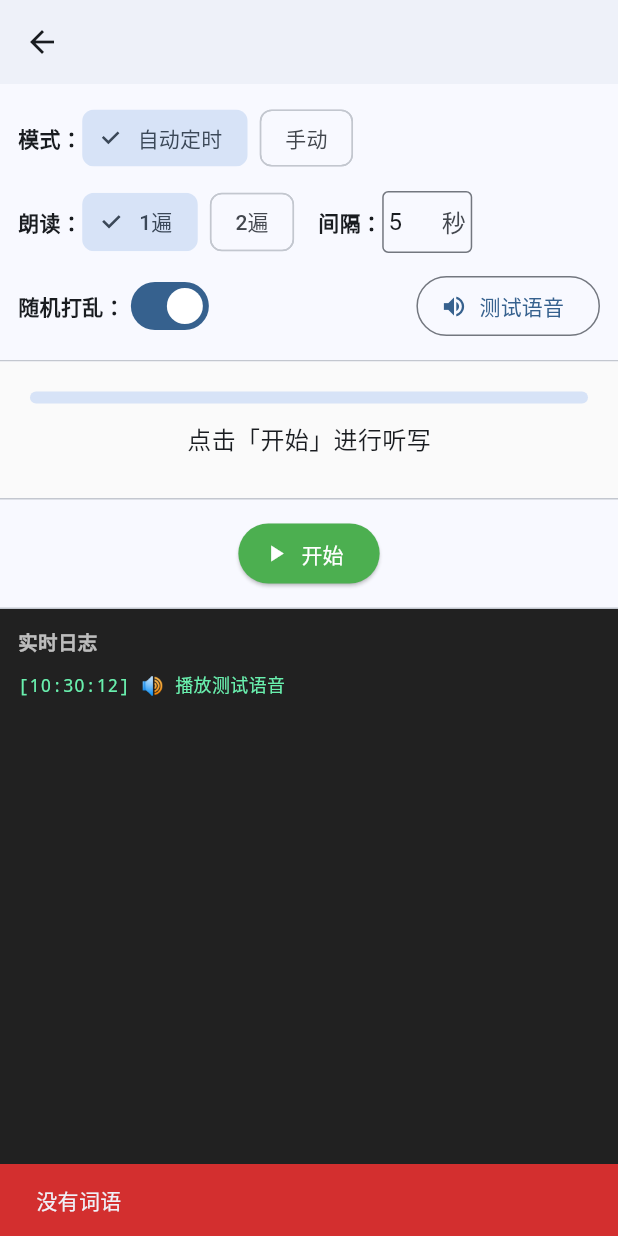
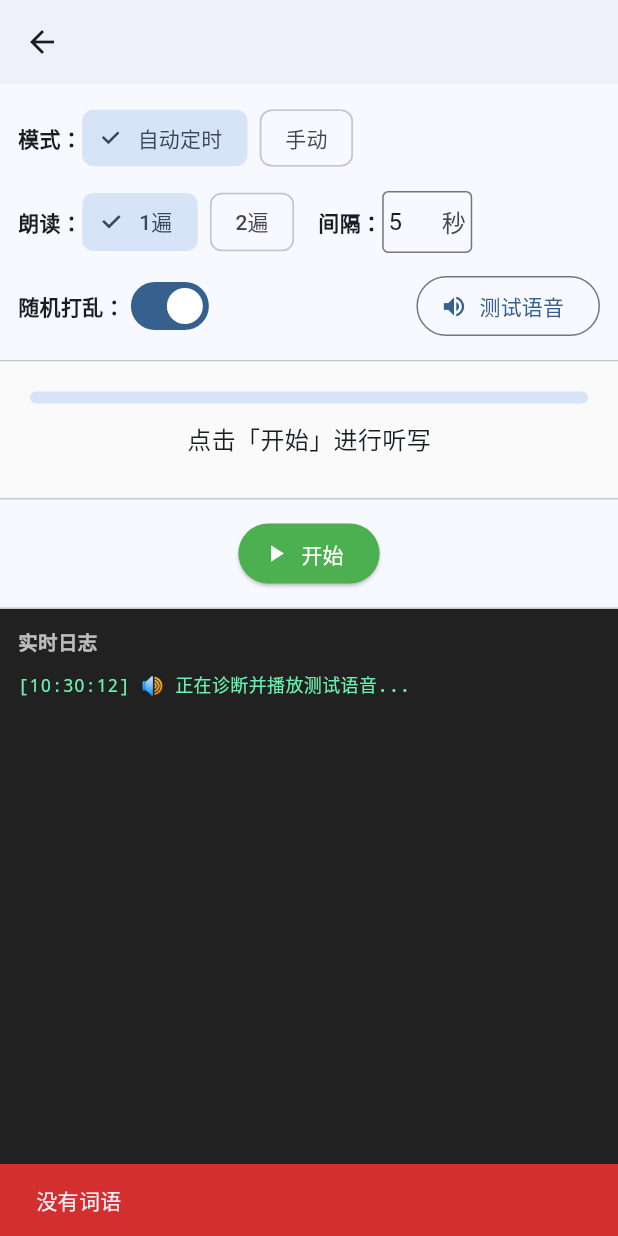
Before and after one commit to GRBYWANWAN/simp_dictation, a Flutter app: the DictationScreen screen opened directly with empty values, after a tap on "测试语音", after a tap on "开始", on a phone screen of 412 x 824 dp. Run offline on Flutter 3.47's test engine with Material 3 defaults, Android fonts, the phone set to English and light mode, and no system bars; our stand-ins replace file_picker, flutter_tts, shared_preferences; accounts and stored records are empty.

Commit message:
Add files via upload

```diff
--- a/lib/screens/dictation_screen.dart
+++ b/lib/screens/dictation_screen.dart
@@ -65,14 +65,8 @@ class _DictationScreenState extends State<DictationScreen> {
     super.dispose();
   }
 
-  String? _ttsError;
-
   Future<void> _initTts() async {
-    final err = await _tts.init();
-    if (err != null && mounted) {
-      setState(() => _ttsError = err);
-      _log('⚠ $err');
-    }
+    await _tts.init();
   }
 
   /// 加载保存的设置
@@ -134,52 +128,8 @@ class _DictationScreenState extends State<DictationScreen> {
       return;
     }
 
-    // 开始前检测 TTS
-    final err = await _tts.init();
-    if (err != null && mounted) {
-      setState(() => _ttsError = err);
-      // 弹窗提示但允许继续（可以静默模式使用）
-      final continue_ = await showDialog<bool>(
-        context: context,
-        builder: (ctx) => AlertDialog(
-          title: const Row(
-            children: [
-              Icon(Icons.volume_off, color: Colors.orange),
-              SizedBox(width: 8),
-              Text('语音不可用'),
-            ],
-          ),
-          content: Column(
-            mainAxisSize: MainAxisSize.min,
-            crossAxisAlignment: CrossAxisAlignment.start,
-            children: [
-              Text(err),
-              const SizedBox(height: 12),
-              const Text(
-                '解决方法：\n'
-                '1. 打开手机「设置」\n'
-                '2. 搜索「文字转语音」或「TTS」\n'
-                '3. 安装/下载中文语音数据\n'
-                '4. 选择 Google 语音合成 或 系统自带引擎\n\n'
-                '也可以继续静默模式（无语音，只显示进度）。',
-                style: TextStyle(fontSize: 13),
-              ),
-            ],
-          ),
-          actions: [
-            TextButton(
-              onPressed: () => Navigator.pop(ctx, false),
-              child: const Text('取消'),
-            ),
-            TextButton(
-              onPressed: () => Navigator.pop(ctx, true),
-              child: const Text('继续静默模式'),
-            ),
-          ],
-        ),
-      );
-      if (continue_ != true) return;
-    }
+    // 初始化 TTS
+    await _tts.init();
 
     // 准备词语列表
     _shuffledWords = List.from(widget.words);
@@ -434,8 +384,37 @@ class _DictationScreenState extends State<DictationScreen> {
               const Spacer(),
               OutlinedButton.icon(
                 onPressed: () async {
-                  await _tts.playTest();
-                  _log('🔊 播放测试语音');
+                  _log('🔊 正在诊断并播放测试语音...');
+                  final diag = await _tts.diagnose();
+                  if (!mounted) return;
+                  showDialog(
+                    context: context,
+                    builder: (ctx) => AlertDialog(
+                      title: const Text('TTS 诊断信息'),
+                      content: SingleChildScrollView(
+                        child: Column(
+                          mainAxisSize: MainAxisSize.min,
+                          crossAxisAlignment: CrossAxisAlignment.start,
+                          children: diag.entries
+                              .map((e) => Padding(
+                                    padding:
+                                        const EdgeInsets.symmetric(vertical: 3),
+                                    child: Text(
+                                      '${e.key}：${e.value}',
+                                      style: const TextStyle(fontSize: 12),
+                                    ),
+                                  ))
+                              .toList(),
+                        ),
+                      ),
+                      actions: [
+                        TextButton(
+                          onPressed: () => Navigator.pop(ctx),
+                          child: const Text('知道了'),
+                        ),
+                      ],
+                    ),
+                  );
                 },
                 icon: const Icon(Icons.volume_up, size: 18),
                 label: const Text('测试语音'),
```
